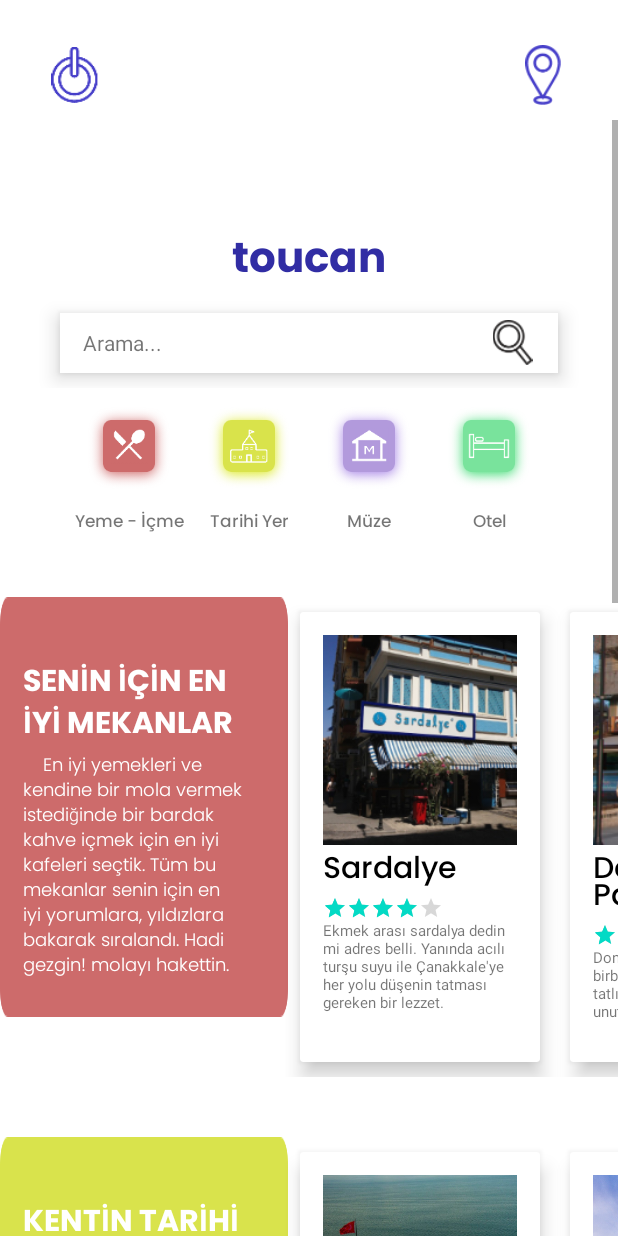
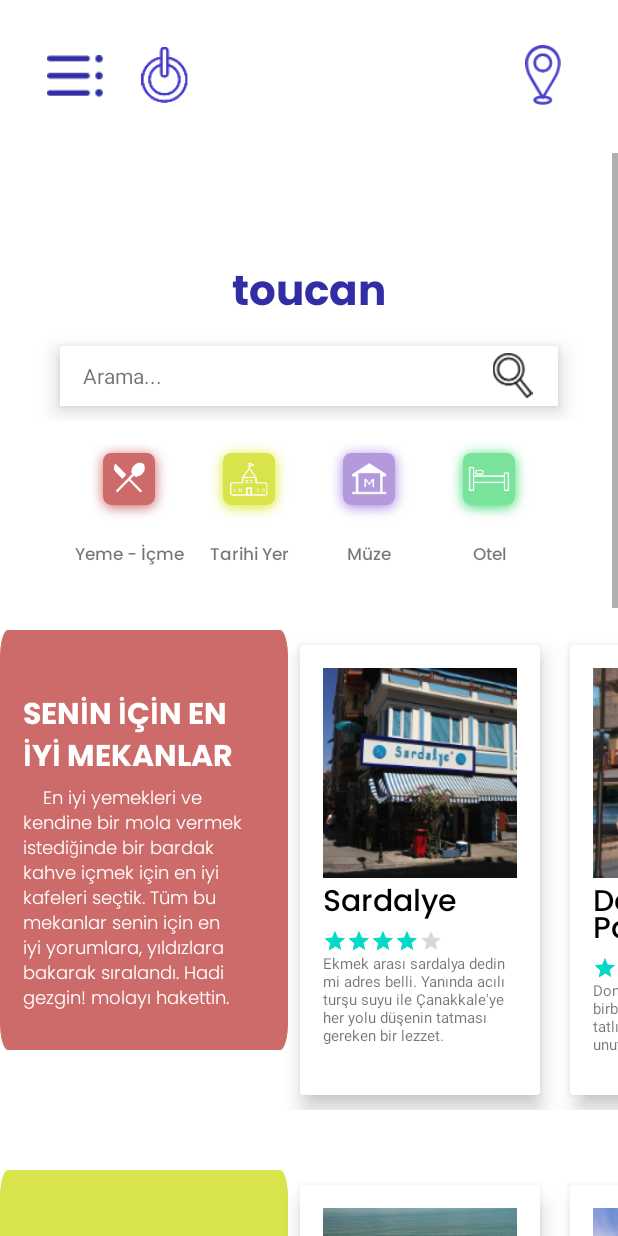
Before and after one commit to medyahan/ToucanApp, an Android app: the UserBoard screen opened directly, with no data from a screen before it, on a phone screen of 412 x 824 dp. Run offline under Robolectric (Android 15) with nearby library versions, the light colour scheme and no system bars; our stand-ins replace Firebase (no records; nobody signed in at launch, a user with empty details on screens opened directly); Roboto replaces fonts that are not available here; 1 statement that could not run was skipped.

Commit message:
Last Apk Version

```diff
--- a/ToucanApp/app/src/main/java/com/cemre/toucanapp/Common/SplashScreen.java
+++ b/ToucanApp/app/src/main/java/com/cemre/toucanapp/Common/SplashScreen.java
@@ -71,33 +71,6 @@ public class SplashScreen extends AppCompatActivity {
 
 
         }, SPLASH_TIMER);
-/*
-        new Handler().postDelayed(new Runnable() {
-            @Override
-            public void run() {
 
-                onBoaringScreen = getSharedPreferences("onBoaringScreen", MODE_PRIVATE);
-                boolean isFirstTime = onBoaringScreen.getBoolean("firsTime", true);
-
-                if (isFirstTime) {
-
-                    SharedPreferences.Editor editor = onBoaringScreen.edit();
-                    editor.putBoolean("firstTime", false);
-                    editor.commit();
-
-                    Intent intent = new Intent(getApplicationContext(), OnBoarding.class);
-                    startActivity(intent);
-                    finish();
-                } else {
-                    Intent intent = new Intent(getApplicationContext(), UserBoard.class);
-                    startActivity(intent);
-                    finish();
-                }
-
-
-            }
-        }, SPLASH_TIMER);
-
-*/
     }
 }
--- a/ToucanApp/app/src/main/java/com/cemre/toucanapp/User/UserBoard.java
+++ b/ToucanApp/app/src/main/java/com/cemre/toucanapp/User/UserBoard.java
@@ -5,6 +5,7 @@ import android.content.Intent;
 import android.graphics.drawable.GradientDrawable;
 import android.os.Bundle;
 import android.util.Log;
+import android.view.MenuItem;
 import android.view.View;
 import android.view.WindowManager;
 import android.widget.Button;
@@ -12,7 +13,9 @@ import android.widget.ImageView;
 import android.widget.LinearLayout;
 import android.widget.Toast;
 
+import androidx.annotation.NonNull;
 import androidx.appcompat.app.AppCompatActivity;
+import androidx.core.view.GravityCompat;
 import androidx.drawerlayout.widget.DrawerLayout;
 import androidx.recyclerview.widget.LinearLayoutManager;
 import androidx.recyclerview.widget.RecyclerView;
@@ -30,17 +33,14 @@ import com.google.firebase.auth.FirebaseAuth;
 
 import java.util.ArrayList;
 
-public class UserBoard extends AppCompatActivity {
+public class UserBoard extends AppCompatActivity implements NavigationView.OnNavigationItemSelectedListener {
 
     private static final String TAG = "Userboard";
     private static final int ERROR_DIALOG_REQUEST = 9001;
-    //implements NavigationView.OnNavigationItemSelectedListener
-    //static final float END_SCALE = 0.7f;
+    static final float END_SCALE = 0.7f;
 
     RecyclerView featuredRecycler, featuredRecycler2, featuredRecycler3, featuredRecycler4, mostViewedRecycler, categoriesRecycler;
     RecyclerView.Adapter adapter, adapter2, adapter3, adapter4;
-    private GradientDrawable gradient1, gradient2, gradient3, gradient4;
-
 
     DrawerLayout drawerLayout;
     NavigationView navigationView;
@@ -66,7 +66,7 @@ public class UserBoard extends AppCompatActivity {
         featuredRecycler();
 
 
-/*
+
         //Menu Hooks
         drawerLayout = findViewById(R.id.drawer_layout);
         navigationView = findViewById(R.id.navigation_view);
@@ -74,7 +74,7 @@ public class UserBoard extends AppCompatActivity {
         contentView = findViewById(R.id.content);
 
         navigationDrawer();
-*/
+
     }
 
     // MAPS -------------------------------------------------------------------------------------------//
@@ -111,14 +111,7 @@ public class UserBoard extends AppCompatActivity {
         }
         return false;
     }
-    // ---------------------------------------------------------------------------------------------------------------
-
-    /*
-    public void click(View view) {
-
-        startActivity(new Intent(this, .class));
-        finish();
-    }*/
+    // ---------------------------------------------------------------------------------------------------------------  //
 
     public void Logout(View view)
     {
@@ -128,12 +121,12 @@ public class UserBoard extends AppCompatActivity {
         finish();
     }
 
-    /*
+
     private void navigationDrawer(){
 
         //Naviagtion Drawer
         navigationView.bringToFront();
-        navigationView.setNavigationItemSelectedListener(this);
+        navigationView.setNavigationItemSelectedListener(this );
         navigationView.setCheckedItem(R.id.nav_home);
 
         menuIcon.setOnClickListener(new View.OnClickListener(){
@@ -147,8 +140,6 @@ public class UserBoard extends AppCompatActivity {
 
         animateNavigationDrawer();
     }
-
-    /////////////////////burada kaldık
     private void animateNavigationDrawer() {
 
         drawerLayout.setScrimColor(getResources().getColor(R.color.turuncu));
@@ -182,7 +173,7 @@ public class UserBoard extends AppCompatActivity {
     public boolean onNavigationItemSelected(@NonNull MenuItem item) {
         return true;
     }
-*/
+
     private void featuredRecycler() {
 
 
@@ -252,11 +243,4 @@ public class UserBoard extends AppCompatActivity {
 
 
     }
-
-
-
-
-
-
-
 }
--- a/ToucanApp/app/src/main/res/layout/activity_map.xml
+++ b/ToucanApp/app/src/main/res/layout/activity_map.xml
@@ -16,13 +16,6 @@
         tools:context=".MapsActivity"
         android:name="com.google.android.gms.maps.SupportMapFragment" />
 
-
-<!--
-    <fragment android:id="@+id/autocomplete_fragment"
-        android:layout_width="match_parent"
-        android:layout_height="wrap_content"
-        android:name="com.google.android.libraries.places.widget.AutocompleteSupportFragment"
-        />-->
 
     <RelativeLayout
         android:id="@+id/relLayout1"
--- a/ToucanApp/app/src/main/res/layout/activity_user_board.xml
+++ b/ToucanApp/app/src/main/res/layout/activity_user_board.xml
@@ -6,6 +6,17 @@
     android:layout_height="match_parent"
     tools:context=".User.UserBoard"
     android:id="@+id/drawer_layout">
+
+    <com.google.android.material.navigation.NavigationView
+        android:layout_width="match_parent"
+        android:layout_height="match_parent"
+        android:id="@+id/navigation_view"
+
+        android:background="@color/white"
+        android:theme="@style/navigationTheme"
+        android:layout_gravity="start"
+        app:menu="@menu/main_menu"
+        app:headerLayout="@layout/menu_header"/>
 
     <LinearLayout
         android:id="@+id/content"
@@ -19,13 +30,16 @@
             android:layout_width="match_parent"
             android:layout_height="wrap_content"
             android:padding="10dp">
-            <!--
+
             <ImageView
                 android:id="@+id/menu_icon"
                 android:layout_width="40dp"
                 android:layout_height="40dp"
                 android:layout_centerVertical="true"
-                android:src="@drawable/list" />-->
+                android:layout_marginLeft="20dp"
+                android:layout_marginTop="42dp"
+                android:padding="1dp"
+                android:src="@drawable/list" />
 
             <ImageView
                 android:id="@+id/cikisyap"
@@ -33,7 +47,7 @@
                 android:layout_height="40dp"
                 android:onClick="Logout"
                 android:padding="1dp"
-                android:layout_marginLeft="20dp"
+                android:layout_marginLeft="80dp"
                 android:layout_marginTop="20dp"
                 android:layout_alignParentLeft="true"
                 android:src="@drawable/cikisyap" />
--- a/ToucanApp/app/src/main/res/layout/featured_card_design.xml
+++ b/ToucanApp/app/src/main/res/layout/featured_card_design.xml
@@ -42,43 +42,5 @@
             android:text=" Öğle Yemeği, Akşam Yemeği / 'Mezgit, sardalya, turşu suyu, karides, kalamar, midye, deniz mahsülleri ile ilgili her şey'" />
 
     </LinearLayout>
-<!--
-    <LinearLayout
-        android:layout_width="match_parent"
-        android:layout_height="match_parent"
-        android:orientation="vertical"
-        android:padding="15dp">
-
-        <ImageView
-            android:id="@+id/featured_image2"
-            android:layout_width="match_parent"
-            android:layout_height="140dp"
-            android:scaleType="centerCrop"
-            android:src="@drawable/sardalyemekan" />
-
-        <TextView
-            android:id="@+id/featured_title2"
-            android:layout_width="wrap_content"
-            android:layout_height="wrap_content"
-            android:fontFamily="@font/kalam_bold"
-            android:lineHeight="20dp"
-            android:text="Sardalye"
-            android:textColor="@color/black"
-            android:textSize="20sp" />
-
-        <RatingBar
-            style="@style/Widget.AppCompat.RatingBar.Small"
-            android:layout_width="wrap_content"
-            android:layout_height="wrap_content"
-            android:rating="4" />
-        <TextView
-            android:id="@+id/featured_desc2"
-            android:textSize="10sp"
-            android:layout_width="wrap_content"
-            android:layout_height="wrap_content"
-            android:text=" Öğle Yemeği, Akşam Yemeği / 'Mezgit, sardalya, turşu suyu, karides, kalamar, midye, deniz mahsülleri ile ilgili her şey'" />
-
-    </LinearLayout>-->
-
 
 </androidx.cardview.widget.CardView>
--- a/ToucanApp/app/src/main/res/menu/main_menu.xml
+++ b/ToucanApp/app/src/main/res/menu/main_menu.xml
@@ -51,25 +51,4 @@
 
     </item>
 
-    <item android:title="Profil">
-        <menu>
-
-            <group android:checkableBehavior="single">
-
-                <item
-                    android:icon="@drawable/cikisyap"
-                    android:id="@+id/nav_cikisyap"
-                    android:title="@string/cikisyap"
-                    android:onClick="Logout"
-                    />
-
-            </group>
-
-        </menu>
-
-    </item>
-
-
-
-
 </menu>
```
